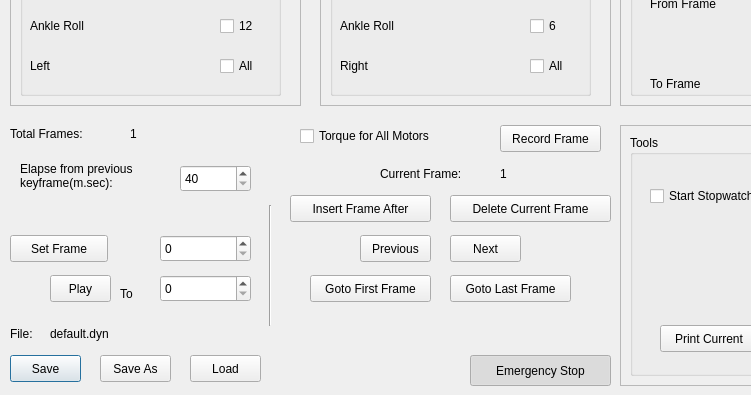
Qt form src/UI_zeno_rec.ui (yantrabuddhi/zeno_walk_tool) before a commit; both pictures show x 0 to 751 and y 255 to 650 of the 1008 by 650 pixel window.
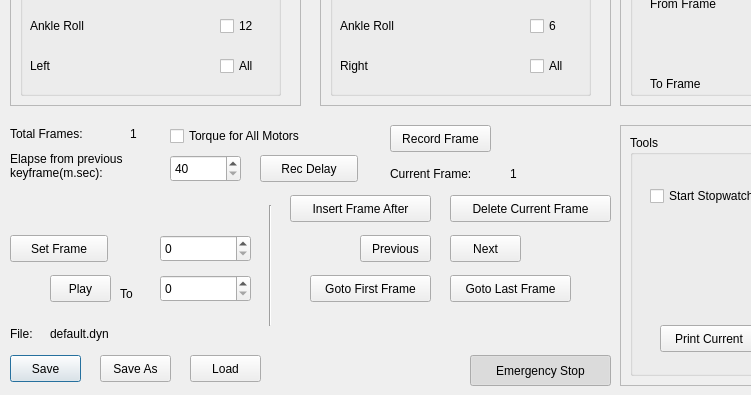
The same form after that commit.

Commit message: bug fixes and ui addition, still need play function

What changed in the file:
```diff
--- a/src/UI_zeno_rec.ui
+++ b/src/UI_zeno_rec.ui
@@ -503,7 +503,7 @@
   <widget class="QCheckBox" name="chkAllMotors">
    <property name="geometry">
     <rect>
-     <x>300</x>
+     <x>170</x>
      <y>380</y>
      <width>171</width>
      <height>22</height>
@@ -516,8 +516,8 @@
   <widget class="QLabel" name="label">
    <property name="geometry">
     <rect>
-     <x>20</x>
-     <y>410</y>
+     <x>10</x>
+     <y>400</y>
      <width>141</width>
      <height>41</height>
     </rect>
@@ -530,8 +530,8 @@
   <widget class="QSpinBox" name="spinDelay">
    <property name="geometry">
     <rect>
-     <x>180</x>
-     <y>420</y>
+     <x>170</x>
+     <y>410</y>
      <width>71</width>
      <height>27</height>
     </rect>
@@ -614,7 +614,7 @@
   <widget class="QPushButton" name="btnRec">
    <property name="geometry">
     <rect>
-     <x>500</x>
+     <x>390</x>
      <y>380</y>
      <width>101</width>
      <height>27</height>
@@ -995,7 +995,7 @@
   <widget class="QLabel" name="label_2">
    <property name="geometry">
     <rect>
-     <x>380</x>
+     <x>390</x>
      <y>420</y>
      <width>111</width>
      <height>17</height>
@@ -1008,7 +1008,7 @@
   <widget class="QLabel" name="lblCurrFrame">
    <property name="geometry">
     <rect>
-     <x>500</x>
+     <x>510</x>
      <y>420</y>
      <width>66</width>
      <height>17</height>
@@ -1102,6 +1102,19 @@
     <bool>true</bool>
    </property>
   </widget>
+  <widget class="QPushButton" name="btnRecDelay">
+   <property name="geometry">
+    <rect>
+     <x>260</x>
+     <y>410</y>
+     <width>98</width>
+     <height>27</height>
+    </rect>
+   </property>
+   <property name="text">
+    <string>Rec Delay</string>
+   </property>
+  </widget>
  </widget>
  <resources/>
  <connections/>
```
The commit also changes 2 other files.
